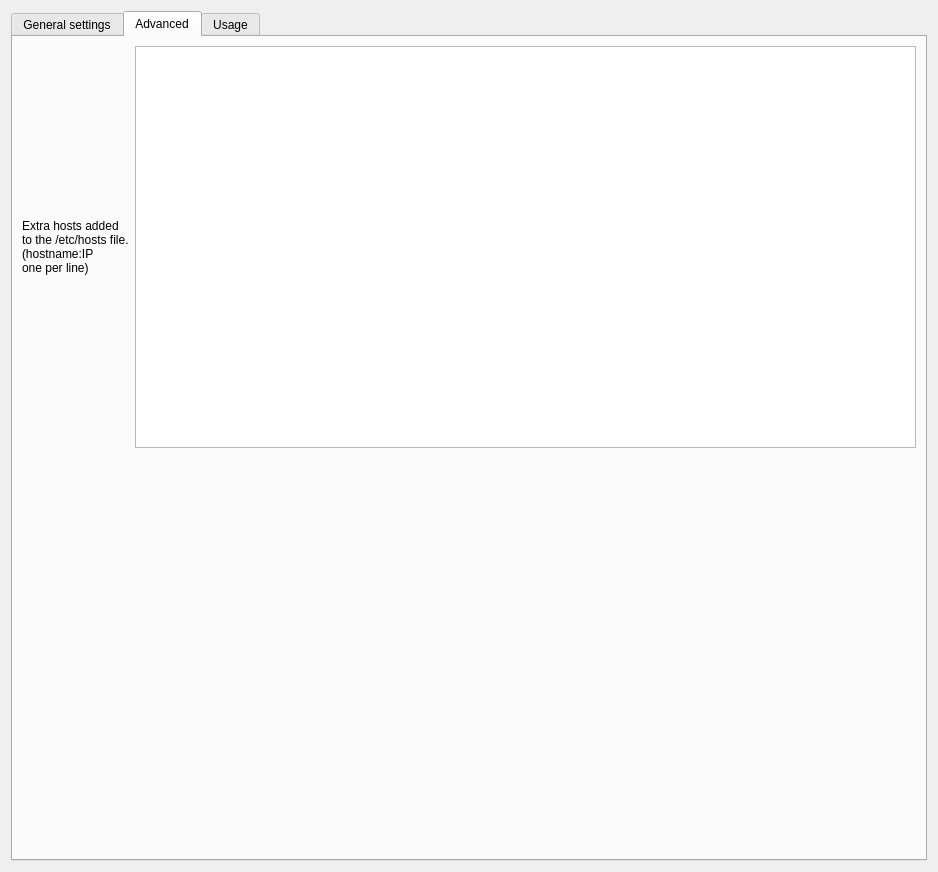
Old version of the form gns3/modules/docker/ui/docker_vm_configuration_page.ui in the repository GNS3/gns3-gui.
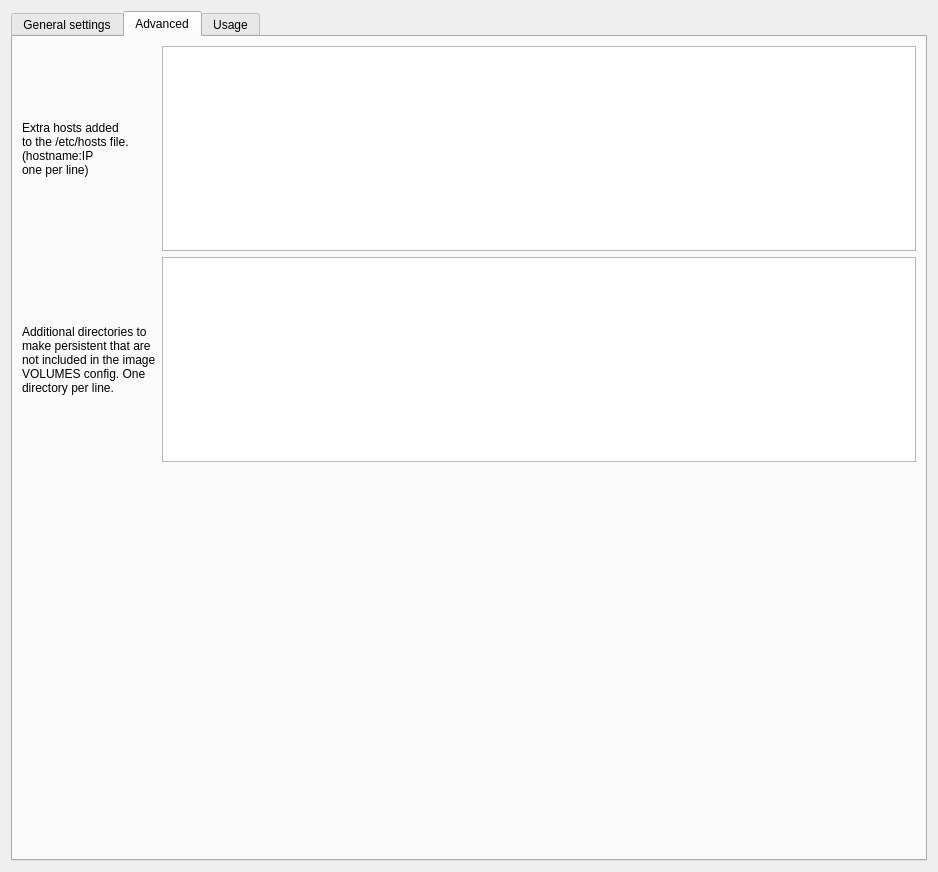
New version of the form. The open tabs and pages were chosen to show the change.

Commit message: Support for persistent docker volumes to be configured via ui (requires corresponding commit on gns3-server)

Diff of the .ui file:
```diff
--- a/gns3/modules/docker/ui/docker_vm_configuration_page.ui
+++ b/gns3/modules/docker/ui/docker_vm_configuration_page.ui
@@ -299,7 +299,28 @@
        <item row="0" column="1">
         <widget class="QTextEdit" name="uiExtraHostsTextEdit"/>
        </item>
+       <item row="1" column="0">
+        <widget class="QLabel" name="uiExtraVolumeLabel">
+         <property name="text">
+          <string>Additional directories to
+make persistent that are
+not included in the image
+VOLUMES config. One
+directory per line.</string>
+         </property>
+        </widget>
+       </item>
        <item row="1" column="1">
+        <widget class="QPlainTextEdit" name="uiExtraVolumeTextEdit">
+         <property name="plainText">
+          <string/>
+         </property>
+         <property name="placeholderText">
+          <string>e.g. /etc/sysctl.d</string>
+         </property>
+        </widget>
+       </item>
+       <item row="2" column="1">
         <spacer name="verticalSpacer">
          <property name="orientation">
           <enum>Qt::Vertical</enum>
```
The commit also changes 6 other files.
